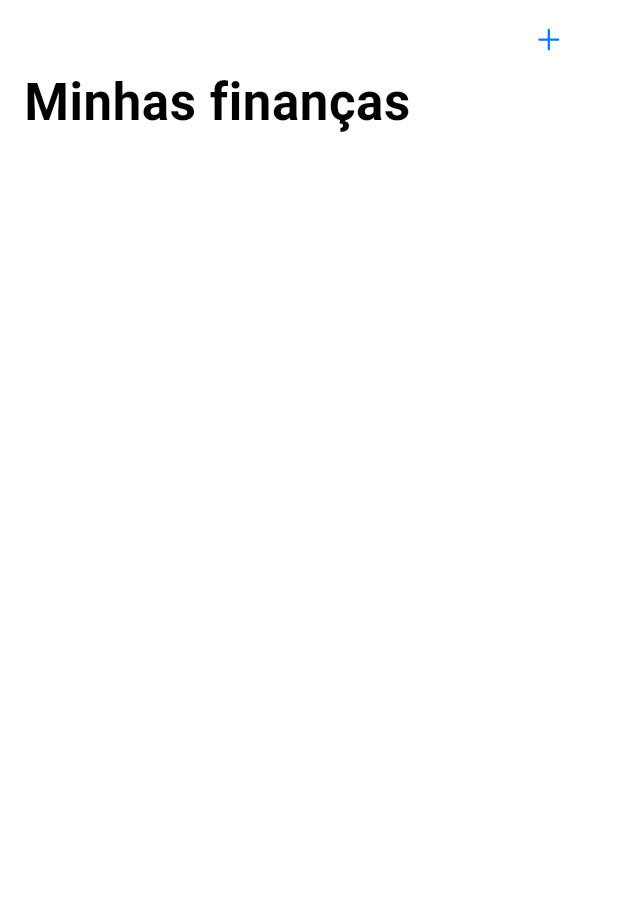
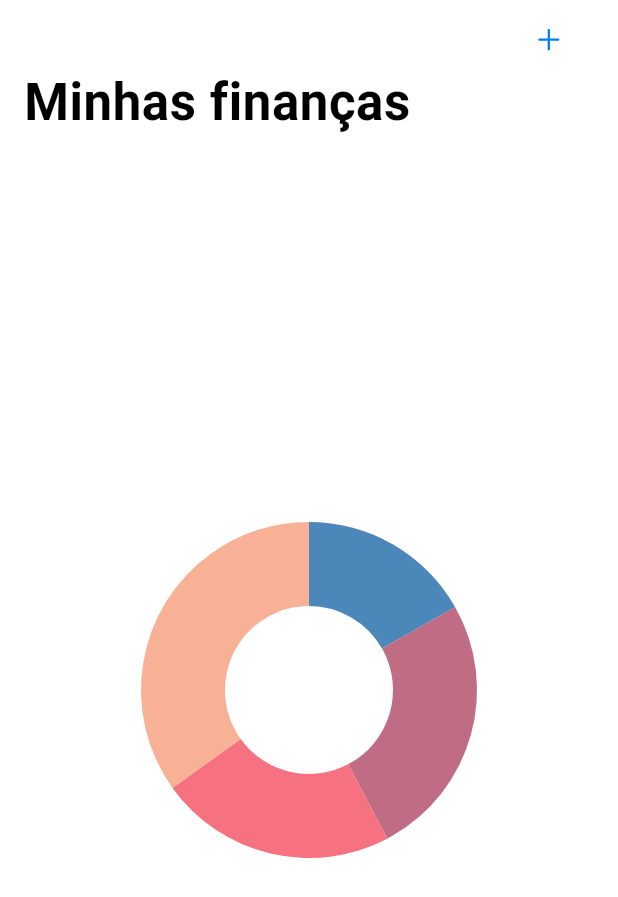
Before and after one commit to FernandoNoleto/myfinances, a Flutter app: the screen it shows after launch, on a phone screen of 412 x 824 dp. Shown: the top 897 px of the screen. Run offline on Flutter 3.47's test engine with Material 2 defaults, Android fonts, the phone set to English and light mode, and no system bars; our stand-ins replace firebase_core, firebase_database, flutter_colorpicker, syncfusion_flutter_charts; accounts and stored records are empty.

Commit message:
feat(home_page): Renderiza um CircularChart como exemplo

```diff
--- a/lib/pages/home_page.dart
+++ b/lib/pages/home_page.dart
@@ -1,6 +1,6 @@
 import 'package:flutter/cupertino.dart';
 import 'package:myfinances/pages/new_expense_page.dart';
-// import 'package:syncfusion_flutter_charts/charts.dart';
+import 'package:syncfusion_flutter_charts/charts.dart';
 // import 'package:syncfusion_flutter_charts/sparkcharts.dart';
 
 
@@ -24,6 +24,21 @@ class HomePageState extends StatefulWidget {
 }
 
 class _HomePageStateState extends State<HomePageState> {
+  late List<_ChartData> data;
+  late TooltipBehavior _tooltip;
+
+  @override
+  void initState() {
+    data = [
+      _ChartData('David', 25),
+      _ChartData('Steve', 38),
+      _ChartData('Jack', 34),
+      _ChartData('Others', 52)
+    ];
+    _tooltip = TooltipBehavior(enable: true);
+    super.initState();
+  }
+
   List getListExpenses(){
     return [];
   }
@@ -43,8 +58,34 @@ class _HomePageStateState extends State<HomePageState> {
                 Navigator.push(context, CupertinoPageRoute(builder: (context) => const NewExpensePage()));
             }),
           ),
+          SliverFillRemaining(
+            child: Column(
+              mainAxisAlignment: MainAxisAlignment.center,
+              children: [
+                SfCircularChart(
+                  tooltipBehavior: _tooltip,
+                  series: <CircularSeries<_ChartData, String>>[
+                    DoughnutSeries<_ChartData, String>(
+                      dataSource: data,
+                      explode: true,
+                      xValueMapper: (_ChartData data, _) => data.x, //key: string
+                      yValueMapper: (_ChartData data, _) => data.y, //value: int
+                      name: 'Gold'
+                    ),
+                  ],
+                ),
+              ],
+            ),
+          )
         ],
-      )
+      ),
     );
   }
 }
+
+class _ChartData {
+  _ChartData(this.x, this.y);
+
+  final String x;
+  final double y;
+}
```
